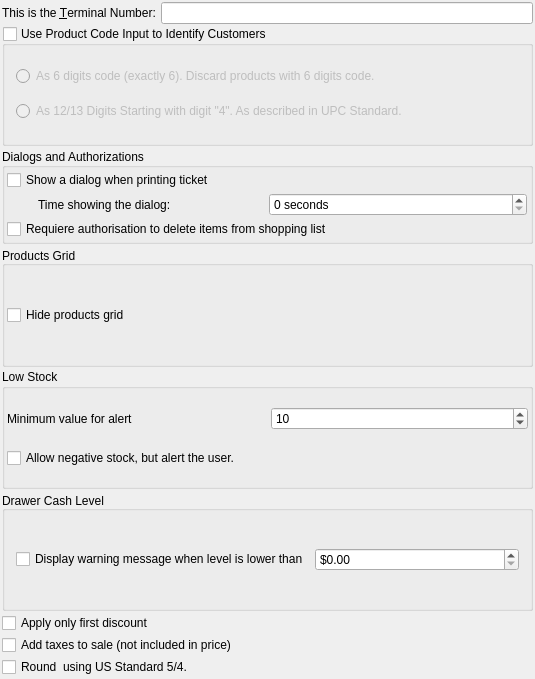
The window that src/ui/prefs_base.ui (hiramvillarreal/iotpos) describes before a commit, drawn with Qt 5.
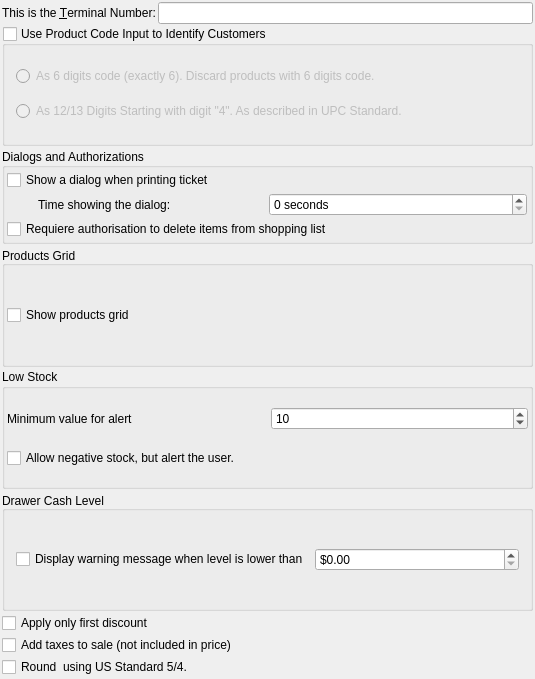
The same window after the commit.

What changed in the file:
```diff
--- a/src/ui/prefs_base.ui
+++ b/src/ui/prefs_base.ui
@@ -34,6 +34,9 @@
    </property>
    <item>
     <layout class="QHBoxLayout">
+     <property name="spacing">
+      <number>3</number>
+     </property>
      <item>
       <widget class="QLabel" name="label_3">
        <property name="text">
@@ -240,7 +243,7 @@
       <item>
        <widget class="QCheckBox" name="kcfg_showGrid">
         <property name="text">
-         <string>Hide products grid</string>
+         <string>Show products grid</string>
         </property>
        </widget>
       </item>
```
